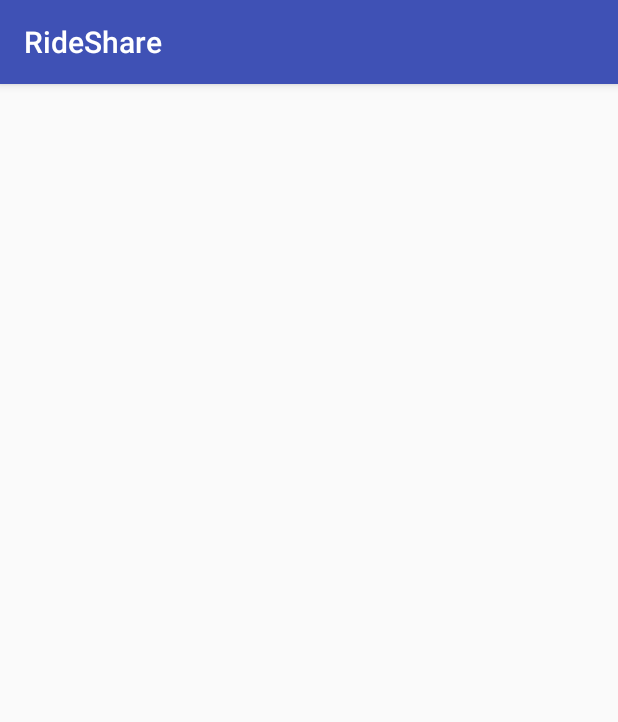
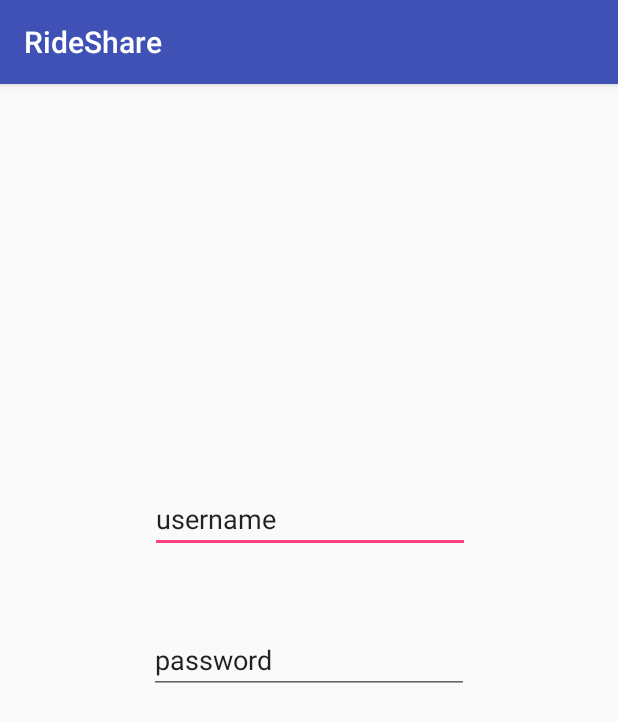
Before and after one commit to santoshnpl54/RideShare2, an Android app: the MainActivity screen opened directly, with no data from a screen before it, on a phone screen of 412 x 824 dp. Shown: the top 722 px of the screen. Run offline under Robolectric (Android 15) with nearby library versions, the phone set to English and light mode, and no system bars.

Commit message:
username and password

```diff
--- a/app/src/main/res/layout/activity_main.xml
+++ b/app/src/main/res/layout/activity_main.xml
@@ -6,4 +6,37 @@
     android:layout_height="match_parent"
     tools:context="com.example.z.rideshare.MainActivity">
 
+    <EditText
+        android:id="@+id/etUserName"
+        android:layout_width="wrap_content"
+        android:layout_height="wrap_content"
+        android:layout_marginBottom="8dp"
+        android:layout_marginEnd="8dp"
+        android:layout_marginStart="8dp"
+        android:layout_marginTop="8dp"
+        android:ems="10"
+        android:inputType="textPersonName"
+        android:text="username"
+        app:layout_constraintBottom_toBottomOf="parent"
+        app:layout_constraintEnd_toEndOf="parent"
+        app:layout_constraintHorizontal_bias="0.503"
+        app:layout_constraintStart_toStartOf="parent"
+        app:layout_constraintTop_toTopOf="parent"
+        app:layout_constraintVertical_bias="0.367" />
+
+    <EditText
+        android:id="@+id/etPassword"
+        android:layout_width="wrap_content"
+        android:layout_height="wrap_content"
+        android:layout_marginBottom="8dp"
+        android:layout_marginEnd="8dp"
+        android:layout_marginStart="8dp"
+        android:layout_marginTop="8dp"
+        android:ems="10"
+        android:inputType="textPersonName"
+        android:text="password"
+        app:layout_constraintBottom_toBottomOf="parent"
+        app:layout_constraintEnd_toEndOf="parent"
+        app:layout_constraintStart_toStartOf="parent"
+        app:layout_constraintTop_toTopOf="parent" />
 </android.support.constraint.ConstraintLayout>
```
